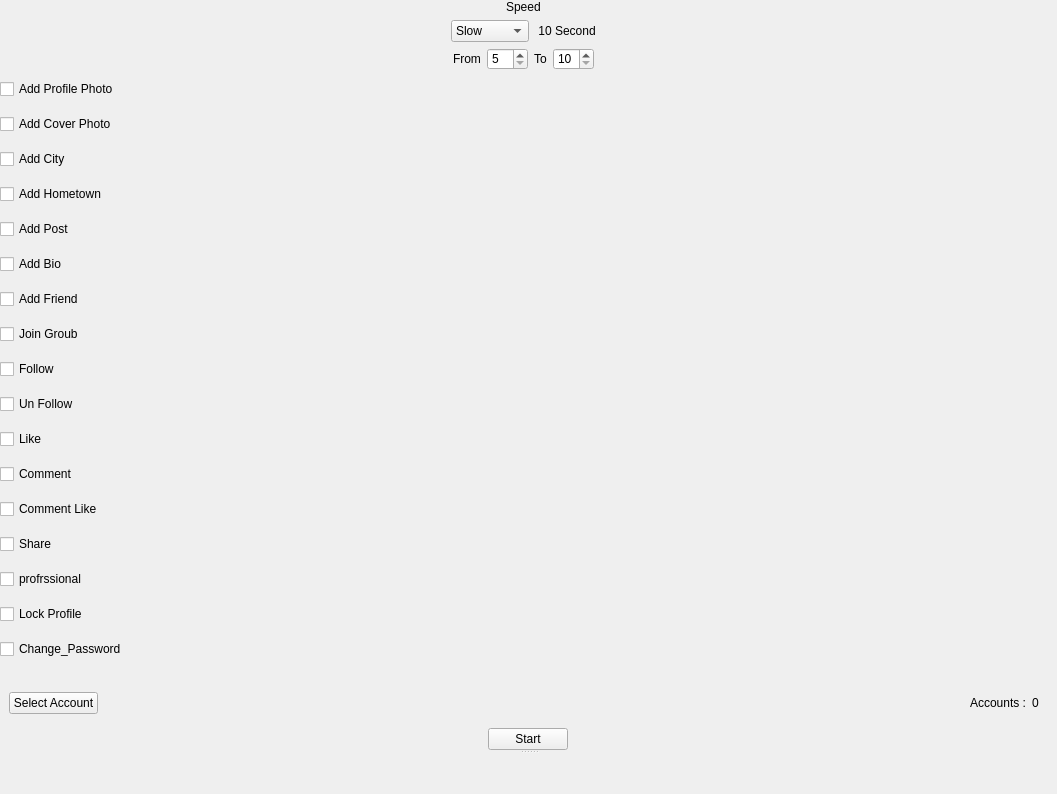
Before: the Qt Designer form ui/Public/Edit.ui in kreemkhaled112/GUI, drawn with Qt 5.
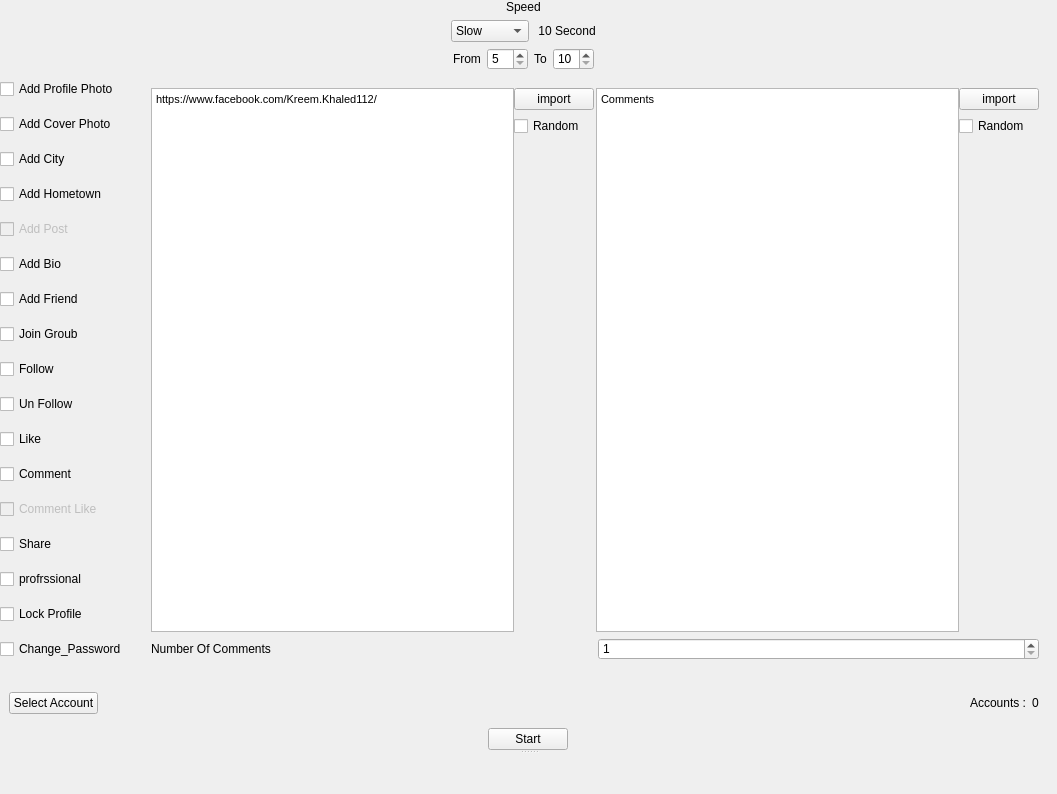
After: the same form once the commit is applied. The open tabs and pages were chosen to show the change. Icons and pictures are not drawn.

Patch:
```diff
--- a/ui/Public/Edit.ui
+++ b/ui/Public/Edit.ui
@@ -254,6 +254,9 @@
              </item>
              <item>
               <widget class="QCheckBox" name="Add_Post_check">
+               <property name="enabled">
+                <bool>false</bool>
+               </property>
                <property name="text">
                 <string>Add Post</string>
                </property>
@@ -310,6 +313,9 @@
              </item>
              <item>
               <widget class="QCheckBox" name="Comment_Like_check">
+               <property name="enabled">
+                <bool>false</bool>
+               </property>
                <property name="text">
                 <string>Comment Like</string>
                </property>
@@ -1889,7 +1895,304 @@
               </item>
              </layout>
             </widget>
-            <widget class="QWidget" name="page_comment"/>
+            <widget class="QWidget" name="page_comment">
+             <layout class="QGridLayout" name="gridLayout_9">
+              <item row="0" column="0">
+               <widget class="QWidget" name="widget_comment" native="true">
+                <layout class="QVBoxLayout" name="verticalLayout_25">
+                 <item>
+                  <widget class="QWidget" name="widget_3" native="true">
+                   <layout class="QHBoxLayout" name="horizontalLayout">
+                    <property name="spacing">
+                     <number>2</number>
+                    </property>
+                    <property name="leftMargin">
+                     <number>0</number>
+                    </property>
+                    <property name="topMargin">
+                     <number>0</number>
+                    </property>
+                    <property name="rightMargin">
+                     <number>0</number>
+                    </property>
+                    <property name="bottomMargin">
+                     <number>0</number>
+                    </property>
+                    <item>
+                     <widget class="QWidget" name="widget_88" native="true">
+                      <layout class="QHBoxLayout" name="horizontalLayout_18">
+                       <property name="spacing">
+                        <number>0</number>
+                       </property>
+                       <property name="leftMargin">
+                        <number>0</number>
+                       </property>
+                       <property name="topMargin">
+                        <number>0</number>
+                       </property>
+                       <property name="rightMargin">
+                        <number>0</number>
+                       </property>
+                       <property name="bottomMargin">
+                        <number>0</number>
+                       </property>
+                       <item>
+                        <widget class="QScrollArea" name="scrollArea_26">
+                         <property name="enabled">
+                          <bool>true</bool>
+                         </property>
+                         <property name="minimumSize">
+                          <size>
+                           <width>0</width>
+                           <height>0</height>
+                          </size>
+                         </property>
+                         <property name="maximumSize">
+                          <size>
+                           <width>16777215</width>
+                           <height>16777215</height>
+                          </size>
+                         </property>
+                         <property name="widgetResizable">
+                          <bool>true</bool>
+                         </property>
+                         <widget class="QWidget" name="scrollAreaWidgetContents_18">
+                          <property name="geometry">
+                           <rect>
+                            <x>0</x>
+                            <y>0</y>
+                            <width>376</width>
+                            <height>549</height>
+                           </rect>
+                          </property>
+                          <layout class="QGridLayout" name="gridLayout_52" rowstretch="0">
+                           <property name="leftMargin">
+                            <number>0</number>
+                           </property>
+                           <property name="topMargin">
+                            <number>0</number>
+                           </property>
+                           <property name="rightMargin">
+                            <number>0</number>
+                           </property>
+                           <property name="bottomMargin">
+                            <number>0</number>
+                           </property>
+                           <property name="spacing">
+                            <number>6</number>
+                           </property>
+                           <item row="0" column="0">
+                            <widget class="QTextEdit" name="textEdit_comment_link">
+                             <property name="html">
+                              <string>&lt;!DOCTYPE HTML PUBLIC &quot;-//W3C//DTD HTML 4.0//EN&quot; &quot;http://www.w3.org/TR/REC-html40/strict.dtd&quot;&gt;
+&lt;html&gt;&lt;head&gt;&lt;meta name=&quot;qrichtext&quot; content=&quot;1&quot; /&gt;&lt;style type=&quot;text/css&quot;&gt;
+p, li { white-space: pre-wrap; }
+&lt;/style&gt;&lt;/head&gt;&lt;body style=&quot; font-family:'MS Shell Dlg 2'; font-size:8.25pt; font-weight:400; font-style:normal;&quot;&gt;
+&lt;p style=&quot; margin-top:0px; margin-bottom:0px; margin-left:0px; margin-right:0px; -qt-block-indent:0; text-indent:0px;&quot;&gt;https://www.facebook.com/Kreem.Khaled112/&lt;/p&gt;&lt;/body&gt;&lt;/html&gt;</string>
+                             </property>
+                             <property name="placeholderText">
+                              <string>Links</string>
+                             </property>
+                            </widget>
+                           </item>
+                          </layout>
+                         </widget>
+                        </widget>
+                       </item>
+                       <item alignment="Qt::AlignTop">
+                        <widget class="QWidget" name="widget_23" native="true">
+                         <layout class="QVBoxLayout" name="verticalLayout_29">
+                          <property name="leftMargin">
+                           <number>0</number>
+                          </property>
+                          <property name="topMargin">
+                           <number>0</number>
+                          </property>
+                          <property name="rightMargin">
+                           <number>0</number>
+                          </property>
+                          <property name="bottomMargin">
+                           <number>0</number>
+                          </property>
+                          <item>
+                           <widget class="QPushButton" name="import_comment_link">
+                            <property name="text">
+                             <string>import</string>
+                            </property>
+                           </widget>
+                          </item>
+                          <item>
+                           <widget class="QCheckBox" name="checkBox_comment_link">
+                            <property name="text">
+                             <string>Random</string>
+                            </property>
+                           </widget>
+                          </item>
+                         </layout>
+                        </widget>
+                       </item>
+                      </layout>
+                     </widget>
+                    </item>
+                    <item>
+                     <widget class="QWidget" name="widget_87" native="true">
+                      <layout class="QHBoxLayout" name="horizontalLayout_17">
+                       <property name="spacing">
+                        <number>0</number>
+                       </property>
+                       <property name="leftMargin">
+                        <number>0</number>
+                       </property>
+                       <property name="topMargin">
+                        <number>0</number>
+                       </property>
+                       <property name="rightMargin">
+                        <number>0</number>
+                       </property>
+                       <property name="bottomMargin">
+                        <number>0</number>
+                       </property>
+                       <item>
+                        <widget class="QScrollArea" name="scrollArea_25">
+                         <property name="enabled">
+                          <bool>true</bool>
+                         </property>
+                         <property name="minimumSize">
+                          <size>
+                           <width>0</width>
+                           <height>0</height>
+                          </size>
+                         </property>
+                         <property name="maximumSize">
+                          <size>
+                           <width>16777215</width>
+                           <height>16777215</height>
+                          </size>
+                         </property>
+                         <property name="widgetResizable">
+                          <bool>true</bool>
+                         </property>
+                         <widget class="QWidget" name="scrollAreaWidgetContents_17">
+                          <property name="geometry">
+                           <rect>
+                            <x>0</x>
+                            <y>0</y>
+                            <width>375</width>
+                            <height>549</height>
+                           </rect>
+                          </property>
+                          <layout class="QGridLayout" name="gridLayout_51" rowstretch="0">
+                           <property name="leftMargin">
+                            <number>0</number>
+                           </property>
+                           <property name="topMargin">
+                            <number>0</number>
+                           </property>
+                           <property name="rightMargin">
+                            <number>0</number>
+                           </property>
+                           <property name="bottomMargin">
+                            <number>0</number>
+                           </property>
+                           <property name="spacing">
+                            <number>6</number>
+                           </property>
+                           <item row="0" column="0">
+                            <widget class="QTextEdit" name="textEdit_comment">
+                             <property name="html">
+                              <string>&lt;!DOCTYPE HTML PUBLIC &quot;-//W3C//DTD HTML 4.0//EN&quot; &quot;http://www.w3.org/TR/REC-html40/strict.dtd&quot;&gt;
+&lt;html&gt;&lt;head&gt;&lt;meta name=&quot;qrichtext&quot; content=&quot;1&quot; /&gt;&lt;style type=&quot;text/css&quot;&gt;
+p, li { white-space: pre-wrap; }
+&lt;/style&gt;&lt;/head&gt;&lt;body style=&quot; font-family:'MS Shell Dlg 2'; font-size:8.25pt; font-weight:400; font-style:normal;&quot;&gt;
+&lt;p style=&quot; margin-top:0px; margin-bottom:0px; margin-left:0px; margin-right:0px; -qt-block-indent:0; text-indent:0px;&quot;&gt;Comments&lt;/p&gt;&lt;/body&gt;&lt;/html&gt;</string>
+                             </property>
+                             <property name="placeholderText">
+                              <string>Links</string>
+                             </property>
+                            </widget>
+                           </item>
+                          </layout>
+                         </widget>
+                        </widget>
+                       </item>
+                       <item alignment="Qt::AlignTop">
+                        <widget class="QWidget" name="widget_22" native="true">
+                         <layout class="QVBoxLayout" name="verticalLayout_28">
+                          <property name="leftMargin">
+                           <number>0</number>
+                          </property>
+                          <property name="topMargin">
+                           <number>0</number>
+                          </property>
+                          <property name="rightMargin">
+                           <number>0</number>
+                          </property>
+                          <property name="bottomMargin">
+                           <number>0</number>
+                          </property>
+                          <item>
+                           <widget class="QPushButton" name="import_comment">
+                            <property name="text">
+                             <string>import</string>
+                            </property>
+                           </widget>
+                          </item>
+                          <item>
+                           <widget class="QCheckBox" name="checkBox_comment">
+                            <property name="text">
+                             <string>Random</string>
+                            </property>
+                           </widget>
+                          </item>
+                         </layout>
+                        </widget>
+                       </item>
+                      </layout>
+                     </widget>
+                    </item>
+                   </layout>
+                  </widget>
+                 </item>
+                 <item>
+                  <widget class="QWidget" name="widget_85" native="true">
+                   <layout class="QHBoxLayout" name="horizontalLayout_57">
+                    <property name="spacing">
+                     <number>5</number>
+                    </property>
+                    <property name="leftMargin">
+                     <number>0</number>
+                    </property>
+                    <property name="topMargin">
+                     <number>0</number>
+                    </property>
+                    <property name="rightMargin">
+                     <number>0</number>
+                    </property>
+                    <property name="bottomMargin">
+                     <number>0</number>
+                    </property>
+                    <item>
+                     <widget class="QLabel" name="label_50">
+                      <property name="text">
+                       <string>Number Of Comments</string>
+                      </property>
+                     </widget>
+                    </item>
+                    <item>
+                     <widget class="QSpinBox" name="spinBox_comment">
+                      <property name="minimum">
+                       <number>1</number>
+                      </property>
+                     </widget>
+                    </item>
+                   </layout>
+                  </widget>
+                 </item>
+                </layout>
+               </widget>
+              </item>
+             </layout>
+            </widget>
             <widget class="QWidget" name="page_comment_like"/>
             <widget class="QWidget" name="page_share">
              <layout class="QGridLayout" name="gridLayout_34">
```
Left out of the diff: 36 changed lines with no effect on the pictures.
